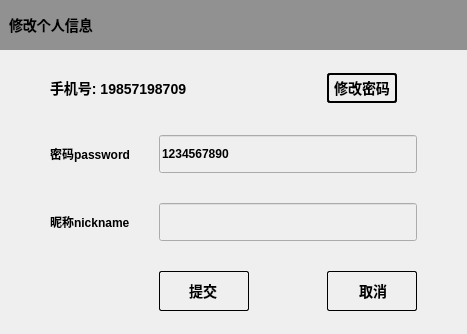
2932238802/VidNova, file VisNova/component/modifySelfInfo.ui: the form before one commit.
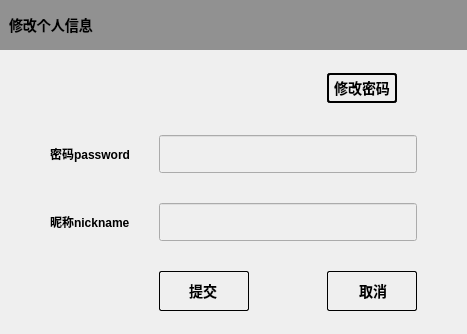
The form after the commit.

Diff of the .ui file:
```diff
--- a/VisNova/component/modifySelfInfo.ui
+++ b/VisNova/component/modifySelfInfo.ui
@@ -225,7 +225,7 @@
 color: #000000;</string>
         </property>
         <property name="text">
-         <string>1234567890</string>
+         <string/>
         </property>
         <property name="readOnly">
          <bool>true</bool>
@@ -290,7 +290,7 @@
 }</string>
         </property>
         <property name="text">
-         <string>手机号: 19857198709</string>
+         <string/>
         </property>
        </widget>
       </item>
```
